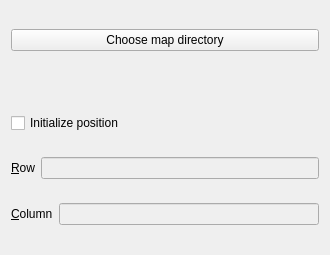
The window that funcatching/initialmap_stackmap.ui (rightlorg/funcatching) describes before a commit, drawn with Qt 5.
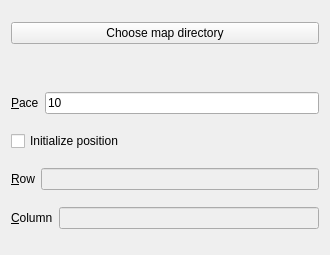
The same window after the commit.

Diff of the .ui file:
```diff
--- a/funcatching/initialmap_stackmap.ui
+++ b/funcatching/initialmap_stackmap.ui
@@ -34,6 +34,27 @@
      </property>
     </widget>
    </item>
+   <item>
+    <layout class="QHBoxLayout" name="horizontalLayout">
+     <item>
+      <widget class="QLabel" name="paceLabel">
+       <property name="text">
+        <string>&amp;Pace</string>
+       </property>
+       <property name="buddy">
+        <cstring>paceEdit</cstring>
+       </property>
+      </widget>
+     </item>
+     <item>
+      <widget class="QLineEdit" name="paceEdit">
+       <property name="text">
+        <string>10</string>
+       </property>
+      </widget>
+     </item>
+    </layout>
+   </item>
    <item>
     <widget class="QCheckBox" name="poscheckBox">
      <property name="text">
```
